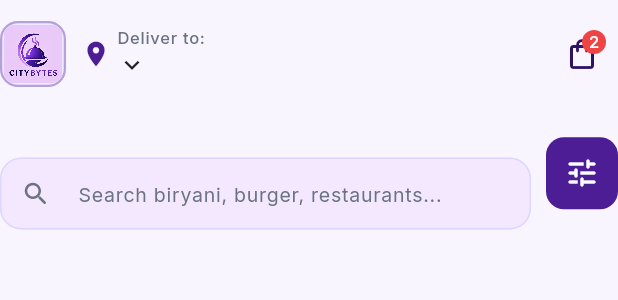
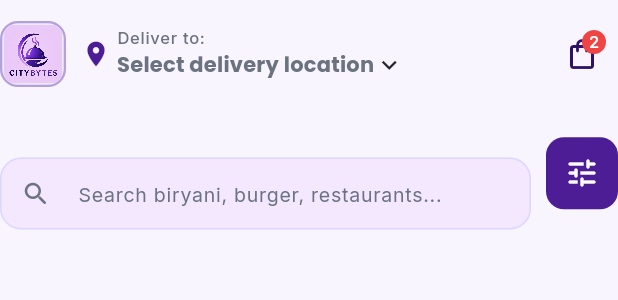
Before and after one commit to rehman1783/city_bites, a Flutter app: the HomeHeaderBar widget shown alone on an empty page, opened directly with empty values, on a phone screen of 412 x 824 dp. Shown: the top 300 px of the screen. Run offline on Flutter 3.47's test engine with Material 3 defaults, Android fonts, the phone set to English and light mode, and no system bars; our stand-ins replace cached_network_image, equatable, flutter_bloc, google_fonts, shared_preferences; accounts and stored records are empty; network calls fail.

Commit message:
feat: add location management with shared preferences and enhance location picker functionality

```diff
--- a/lib/src/core/constants/app_constants.dart
+++ b/lib/src/core/constants/app_constants.dart
@@ -14,6 +14,8 @@ class AppConstants {
     'Faisal Hospital Area',
   ];
   static const String defaultLocation = 'Scheme 3, College Road, Sahiwal';
+  static const String locationPlaceholder = 'Select delivery location';
+  static const String locationKey = 'saved_delivery_location';
 
   // Currency
   static const String currency = 'Rs.';
--- a/lib/src/features/customer_food/presentation/widgets/home_header_bar.dart
+++ b/lib/src/features/customer_food/presentation/widgets/home_header_bar.dart
@@ -33,11 +33,7 @@ class HomeHeaderBar extends StatelessWidget {
               showBorder: true,
             ),
             const SizedBox(width: 10),
-            Icon(
-              Icons.location_on,
-              color: theme.colorScheme.primary,
-              size: 20,
-            ),
+            Icon(Icons.location_on, color: theme.colorScheme.primary, size: 20),
             const SizedBox(width: 4),
             Expanded(
               child: InkWell(
@@ -48,25 +44,24 @@ class HomeHeaderBar extends StatelessWidget {
                   child: Column(
                     crossAxisAlignment: CrossAxisAlignment.start,
                     children: [
-                      Text(
-                        'Deliver to:',
-                        style: theme.textTheme.labelMedium,
-                      ),
+                      Text('Deliver to:', style: theme.textTheme.labelMedium),
                       Row(
                         children: [
                           Flexible(
                             child: Text(
-                              location,
+                              location.isEmpty
+                                  ? 'Select delivery location'
+                                  : location,
                               overflow: TextOverflow.ellipsis,
                               style: theme.textTheme.titleMedium?.copyWith(
                                 fontWeight: FontWeight.bold,
+                                color: location.isEmpty
+                                    ? theme.colorScheme.onSurfaceVariant
+                                    : null,
                               ),
                             ),
                           ),
-                          const Icon(
-                            Icons.keyboard_arrow_down,
-                            size: 20,
-                          ),
+                          const Icon(Icons.keyboard_arrow_down, size: 20),
                         ],
                       ),
                     ],
@@ -106,10 +101,7 @@ class HomeHeaderBar extends StatelessWidget {
                 borderRadius: BorderRadius.circular(12),
               ),
               child: IconButton(
-                icon: const Icon(
-                  Icons.tune_rounded,
-                  color: Colors.white,
-                ),
+                icon: const Icon(Icons.tune_rounded, color: Colors.white),
                 onPressed: () {},
               ),
             ),
--- a/pubspec.yaml
+++ b/pubspec.yaml
@@ -40,6 +40,7 @@ dependencies:
   equatable: ^2.1.0
   flutter_bloc: ^9.1.1
   flutter_launcher_icons: ^0.14.4
+  shared_preferences: ^2.2.0
 
 dev_dependencies:
   flutter_test:
```
Also changed, not shown: lib/src/features/customer_food/presentation/bloc/home_feed_bloc.dart (+24 -2 lines), lib/src/features/customer_food/presentation/screens/customer_home_screen.dart (+7 -6 lines), lib/src/features/customer_food/presentation/screens/location_picker_screen.dart (+30 -4 lines), pubspec.lock.
